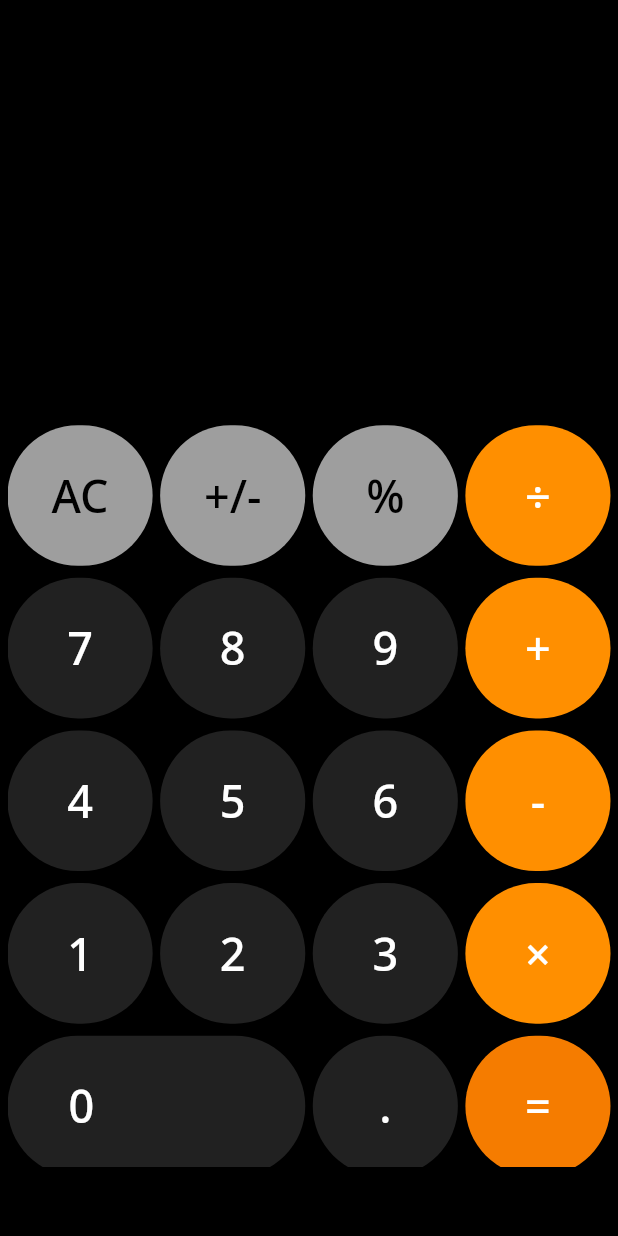
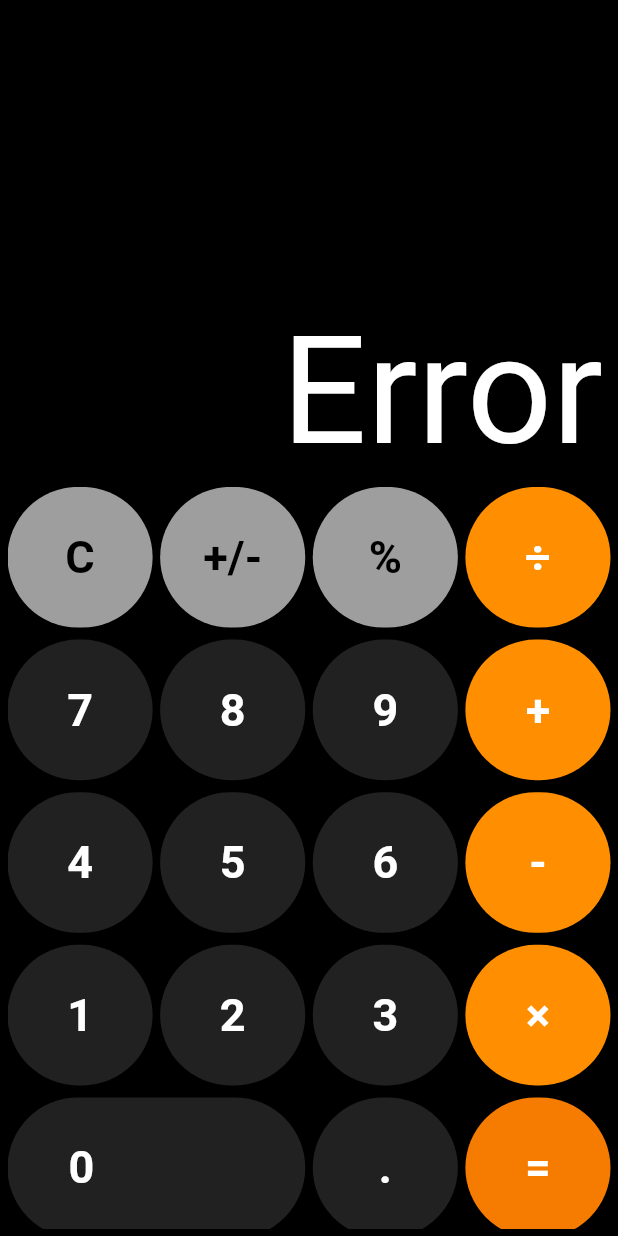
Before and after one commit to solankismit/Calculator-App, a Flutter app: the screen it shows after launch, after a tap on an icon or button, on a phone screen of 412 x 824 dp. Run offline on Flutter 3.47's test engine with Material 2 defaults, Android fonts, the phone set to English and light mode, and no system bars; our stand-ins replace math_expressions.

Commit message:
Bug-Free Calc

```diff
--- a/lib/main.dart
+++ b/lib/main.dart
@@ -28,6 +28,7 @@ class _CalculatorState extends State<Calculator> {
   var selectedOpr = '';
   var temp = '';
   var tempres = '';
+  dynamic clearbtn = 'AC';
   final List<String> buttons = [
     'AC',
     '+/-',
@@ -71,6 +72,8 @@ class _CalculatorState extends State<Calculator> {
         ),
         backgroundColor: Colors.black,
         body: Column(
+          mainAxisAlignment: MainAxisAlignment.end,
+            crossAxisAlignment: CrossAxisAlignment.end,
             children: [
               // Expanded(
               //   flex: 1,
@@ -87,8 +90,10 @@ class _CalculatorState extends State<Calculator> {
                 //   }
                 // },
               Container(
-                height: height*0.27,
-                width: width,
+                // constraints: BoxConstraints(minHeight: 10,minWidth: width,maxHeight: height,maxWidth: width),
+                // alignment: AlignmentDirectional.topCenter,
+                // height: height*0.27,
+                // width: width,
                 child:
                       GestureDetector(
                         onHorizontalDragEnd: (DragEndDetails details) {
@@ -112,12 +117,12 @@ class _CalculatorState extends State<Calculator> {
                           });
                         },
                         child: Container(
-                            padding: EdgeInsets.fromLTRB(20, 7, 20, 7),
+                            padding: EdgeInsets.fromLTRB(10, 7, 10, 0),
                             alignment: Alignment.centerRight,
                             child: Text(
                               result,
                               style: TextStyle(
-                                fontSize: result.length > 5 ? 50 : 100,
+                                fontSize: result.length > 5 ? 70 : 100,
                                 color: Colors.white,
                                 // fontWeight: FontWeight.bold
                               ),
@@ -127,7 +132,7 @@ class _CalculatorState extends State<Calculator> {
               //     flex: 2,
               //     child:
                   Container(
-                    width: width,
+                    // width: width,
                     // alignment: Alignment.bottomCenter,
                     height: height*0.6,
                     padding: EdgeInsets.all(0),
@@ -142,11 +147,12 @@ class _CalculatorState extends State<Calculator> {
                           //Clear Button
                           if (index == 0) {
                             return MyButton(
-                              buttonText: buttons[index],
+                              buttonText: result.length>0 ? 'C' : clearbtn,
                               color: Colors.grey.shade500,
                               textColor: Colors.black,
                               buttonTapped: () {
                                 setState(() {
+                                  clearbtn = 'AC';
                                   temp = '';
                                   selectedOpr = '';
                                   userInput = '';
@@ -219,7 +225,9 @@ class _CalculatorState extends State<Calculator> {
                                     } else {
                                       result +=buttons[index];
                                     }
-                                  } else {
+                                  }
+                                  else if(result.length==0){result = 'Error';}
+                                  else {
                                     selectedOpr = buttons[index];
                                     userInput =
                                         OperatorAdder(userInput, buttons[index]);
--- a/lib/services/MyButton.dart
+++ b/lib/services/MyButton.dart
@@ -11,6 +11,7 @@ class MyButton extends StatelessWidget {
   @override
   Widget build(BuildContext context) {
     return MaterialButton(
+
       padding: buttonText=='0'?EdgeInsets.only(right: 100):EdgeInsets.zero,
       shape: RoundedRectangleBorder(borderRadius: BorderRadius.all(Radius.circular(60))),
       onPressed: buttonTapped,
@@ -32,7 +33,7 @@ class MyButton extends StatelessWidget {
                     style: TextStyle(
                       color: textColor,
 
-                      // fontWeight: FontWeight.bold,
+                      fontWeight: FontWeight.w600,
                       fontSize: 30
                   ),
                 ),
--- a/pubspec.yaml
+++ b/pubspec.yaml
@@ -78,7 +78,9 @@ flutter:
   fonts:
    - family: Schyler
      fonts:
-      - asset: assets/fonts/NotoSans.ttf
+      - asset: assets/fonts/SF.otf
+      - asset: assets/fonts/SF-Semibold.otf
+        weight: 100
   #       - asset: fonts/Schyler-Italic.ttf
   #         style: italic
   #   - family: Trajan Pro
```
Also changed, not shown: assets/fonts/NotoSans.ttf (deleted), 2 other files.
